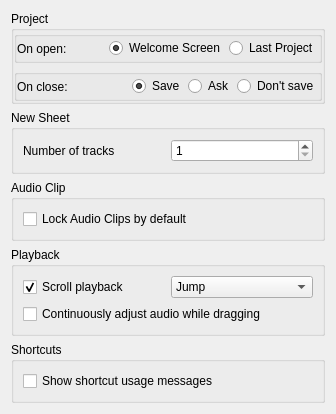
Before: the Qt Designer form src/traverso/dialogs/settings/BehaviorConfigPage.ui in benjie-git/traverso, drawn with Qt 5.
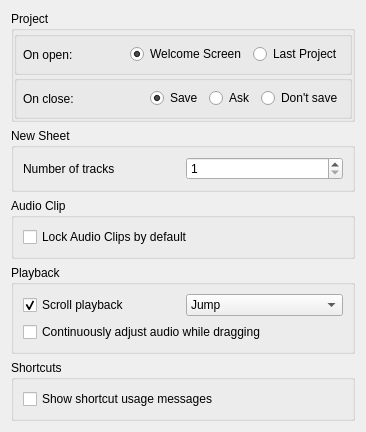
After: the same form once the commit is applied.

Commit message: Clean up new OnOpenProject settings UI

Diff of the .ui file:
```diff
--- a/src/traverso/dialogs/settings/BehaviorConfigPage.ui
+++ b/src/traverso/dialogs/settings/BehaviorConfigPage.ui
@@ -6,8 +6,8 @@
    <rect>
     <x>0</x>
     <y>0</y>
-    <width>336</width>
-    <height>403</height>
+    <width>366</width>
+    <height>432</height>
    </rect>
   </property>
   <property name="windowTitle">
@@ -16,10 +16,16 @@
   <layout class="QVBoxLayout" name="verticalLayout">
    <item>
     <widget class="QGroupBox" name="groupBox">
+     <property name="autoFillBackground">
+      <bool>false</bool>
+     </property>
      <property name="title">
       <string>Project</string>
      </property>
      <layout class="QVBoxLayout" name="verticalLayout_2">
+      <property name="spacing">
+       <number>0</number>
+      </property>
       <property name="leftMargin">
        <number>0</number>
       </property>
@@ -34,38 +40,24 @@
       </property>
       <item>
        <widget class="QGroupBox" name="groupBox_7">
+        <property name="autoFillBackground">
+         <bool>false</bool>
+        </property>
         <property name="title">
          <string/>
         </property>
-        <layout class="QVBoxLayout" name="verticalLayout_4">
+        <layout class="QHBoxLayout" name="horizontalLayout_2">
          <property name="leftMargin">
-          <number>0</number>
+          <number>6</number>
          </property>
          <property name="topMargin">
-          <number>0</number>
+          <number>6</number>
          </property>
          <property name="rightMargin">
-          <number>0</number>
+          <number>6</number>
          </property>
          <property name="bottomMargin">
-          <number>0</number>
-         </property>
-         <item>
-          <layout class="QHBoxLayout" name="_4">
-           <property name="spacing">
-            <number>3</number>
-           </property>
-           <property name="leftMargin">
-            <number>0</number>
-           </property>
-           <property name="topMargin">
-            <number>0</number>
-           </property>
-           <property name="rightMargin">
-            <number>0</number>
-           </property>
-           <property name="bottomMargin">
-            <number>0</number>
+          <number>6</number>
            </property>
            <item>
             <widget class="QLabel" name="label_3">
@@ -75,7 +67,7 @@
             </widget>
            </item>
            <item>
-            <spacer>
+          <spacer name="spacer_2">
              <property name="orientation">
               <enum>Qt::Horizontal</enum>
              </property>
@@ -105,57 +97,38 @@
             </widget>
            </item>
           </layout>
-         </item>
-        </layout>
        </widget>
       </item>
       <item>
        <widget class="QGroupBox" name="groupBox_6">
+        <property name="autoFillBackground">
+         <bool>false</bool>
+        </property>
         <property name="title">
          <string/>
         </property>
-        <layout class="QVBoxLayout" name="verticalLayout_3">
-         <property name="spacing">
-          <number>-1</number>
-         </property>
+        <layout class="QHBoxLayout" name="horizontalLayout">
          <property name="leftMargin">
-          <number>0</number>
+          <number>6</number>
          </property>
          <property name="topMargin">
-          <number>0</number>
+          <number>6</number>
          </property>
          <property name="rightMargin">
-          <number>0</number>
+          <number>6</number>
          </property>
          <property name="bottomMargin">
-          <number>0</number>
+          <number>6</number>
          </property>
          <item>
-          <layout class="QHBoxLayout" name="_3">
-           <property name="spacing">
-            <number>3</number>
-           </property>
-           <property name="leftMargin">
-            <number>0</number>
-           </property>
-           <property name="topMargin">
-            <number>0</number>
-           </property>
-           <property name="rightMargin">
-            <number>0</number>
-           </property>
-           <property name="bottomMargin">
-            <number>0</number>
-           </property>
-           <item>
-            <widget class="QLabel" name="label_2">
+          <widget class="QLabel" name="label_8">
              <property name="text">
               <string>On close:</string>
              </property>
             </widget>
            </item>
            <item>
-            <spacer>
+          <spacer name="spacer">
              <property name="orientation">
               <enum>Qt::Horizontal</enum>
              </property>
@@ -190,8 +163,6 @@
               <string>Don't save</string>
              </property>
             </widget>
-           </item>
-          </layout>
          </item>
         </layout>
        </widget>
```
Lines whose indentation alone changed are shown as unchanged.
